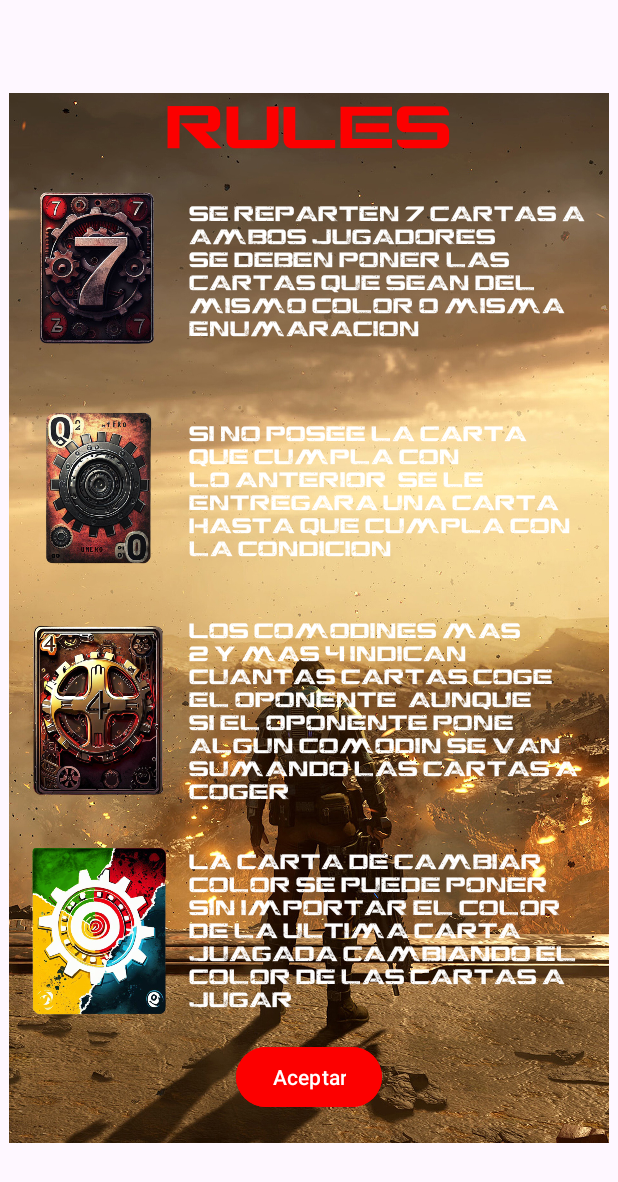
After one commit to 3lPr1mo/UNO-Card-Game, an Android app: the layout popup_rules.xml on its own in the app's theme, with its tools: preview values and no code run, on a phone screen of 412 x 824 dp. The commit adds this screen. Shown: the top 1182 px of the screen. Run offline under Robolectric (Android 15) with nearby library versions, the phone set to English and light mode, and no system bars.

Commit message:
PopUp Rules complete

```diff
--- a/app/src/main/java/com/example/uno_card_game/GameActivity.kt
+++ b/app/src/main/java/com/example/uno_card_game/GameActivity.kt
@@ -1,10 +1,12 @@
 package com.example.uno_card_game
 
+import android.app.Dialog
 import androidx.appcompat.app.AppCompatActivity
 import android.os.Bundle
 import android.util.Log
 import android.view.View
 import android.view.ViewGroup
+import android.widget.Button
 import android.widget.ImageButton
 import android.widget.LinearLayout
 import androidx.appcompat.app.AlertDialog
@@ -53,6 +55,7 @@ class GameActivity : AppCompatActivity() {
         val sendUid = FirebaseAuth.getInstance().currentUser?.uid
         supportActionBar?.hide()
         setContentView(binding.root)
+
 
         //Variables declaration
         userCards = mutableMapOf()
--- a/app/src/main/java/com/example/uno_card_game/UserActivity.kt
+++ b/app/src/main/java/com/example/uno_card_game/UserActivity.kt
@@ -1,10 +1,12 @@
 package com.example.uno_card_game
 
+import android.app.Dialog
 import android.content.Intent
 import androidx.appcompat.app.AppCompatActivity
 import android.os.Bundle
 import android.view.Menu
 import android.view.MenuItem
+import android.widget.Button
 import androidx.recyclerview.widget.LinearLayoutManager
 import androidx.recyclerview.widget.RecyclerView
 import com.google.firebase.auth.FirebaseAuth
@@ -20,6 +22,10 @@ class UserActivity : AppCompatActivity() {
     private lateinit var userList: ArrayList<User>
     private lateinit var adapter: UserAdapter
 
+    //PopUp
+    private lateinit var popUp: Dialog
+    private lateinit var exitPopUp: Button
+
     // Firebase
     private lateinit var fAuth: FirebaseAuth
     private lateinit var Dbref: DatabaseReference
@@ -27,6 +33,16 @@ class UserActivity : AppCompatActivity() {
     override fun onCreate(savedInstanceState: Bundle?) {
         super.onCreate(savedInstanceState)
         setContentView(R.layout.activity_user)
+
+        //PopUp
+        popUp = Dialog(this)
+        popUp.setContentView(R.layout.popup_rules)
+        exitPopUp = popUp.findViewById(R.id.Accpet_btn)
+        popUp.show()
+
+        exitPopUp.setOnClickListener {
+            popUp.dismiss()
+        }
 
         fAuth = FirebaseAuth.getInstance()
         Dbref = FirebaseDatabase.getInstance().reference
--- /dev/null
+++ b/app/src/main/res/layout/popup_rules.xml
@@ -0,0 +1,129 @@
+<?xml version="1.0" encoding="utf-8"?>
+<androidx.constraintlayout.widget.ConstraintLayout xmlns:android="http://schemas.android.com/apk/res/android"
+    android:layout_width="400dp"
+    android:layout_height="700dp"
+    xmlns:app="http://schemas.android.com/apk/res-auto"
+    android:layout_gravity="center"
+    android:background="@drawable/popup_rules">
+
+    <LinearLayout
+        android:id="@+id/popup_linearLayout"
+        android:layout_width="match_parent"
+        android:layout_height="match_parent"
+        android:orientation="vertical">
+
+        <TextView
+            android:layout_width="match_parent"
+            android:layout_height="wrap_content"
+            android:fontFamily="@font/cgf_locust_resistance"
+            android:textColor="@color/light_red"
+            android:gravity="center"
+            android:textSize="40sp"
+            android:text="RULES"/>
+
+        <LinearLayout
+            android:layout_weight="0.5"
+            android:layout_width="match_parent"
+            android:layout_height="wrap_content"
+            android:orientation="horizontal">
+
+            <ImageView
+                android:layout_weight="0.3"
+                android:layout_width="0dp"
+                android:layout_height="wrap_content"
+                android:src="@drawable/card7"
+                />
+            <TextView
+                android:layout_gravity="center"
+                android:layout_weight="0.7"
+                android:layout_width="0dp"
+                android:layout_height="wrap_content"
+                android:fontFamily="@font/cgf_locust_resistance"
+                android:textColor="@color/white"
+                android:text="@string/put_card_rule"
+                android:paddingEnd="10dp"/>
+
+        </LinearLayout>
+
+        <LinearLayout
+            android:layout_weight="0.5"
+            android:layout_width="match_parent"
+            android:layout_height="wrap_content">
+
+            <ImageView
+                android:layout_weight="0.3"
+                android:layout_width="0dp"
+                android:layout_height="wrap_content"
+                android:src="@drawable/card0"/>
+
+            <TextView
+                android:layout_gravity="center"
+                android:layout_weight="0.7"
+                android:layout_width="0dp"
+                android:layout_height="wrap_content"
+                android:textColor="@color/white"
+                android:fontFamily="@font/cgf_locust_resistance"
+                android:text="@string/condition_rule"
+                android:paddingEnd="10dp"/>
+
+        </LinearLayout>
+
+        <LinearLayout
+            android:layout_weight="0.5"
+            android:layout_width="match_parent"
+            android:layout_height="wrap_content">
+
+            <ImageView
+                android:layout_weight="0.3"
+                android:layout_width="0dp"
+                android:layout_height="wrap_content"
+                android:src="@drawable/card_plus4"/>
+
+            <TextView
+                android:layout_gravity="center"
+                android:layout_weight="0.7"
+                android:layout_width="0dp"
+                android:layout_height="wrap_content"
+                android:textColor="@color/white"
+                android:fontFamily="@font/cgf_locust_resistance"
+                android:text="@string/wild_card_rule"
+                android:paddingEnd="10dp"/>
+
+        </LinearLayout>
+
+        <LinearLayout
+            android:layout_weight="0.5"
+            android:layout_width="match_parent"
+            android:layout_height="wrap_content">
+
+            <ImageView
+                android:layout_weight="0.3"
+                android:layout_width="0dp"
+                android:layout_height="wrap_content"
+                android:src="@drawable/card_changecolor"/>
+
+            <TextView
+                android:layout_gravity="center"
+                android:layout_weight="0.7"
+                android:layout_width="0dp"
+                android:layout_height="wrap_content"
+                android:textColor="@color/white"
+                android:fontFamily="@font/cgf_locust_resistance"
+                android:text="@string/change_color_rule"
+                android:paddingEnd="10dp"/>
+
+        </LinearLayout>
+
+        <Button
+            android:id="@+id/Accpet_btn"
+            android:layout_gravity="center"
+            android:layout_width="wrap_content"
+            android:layout_height="wrap_content"
+            android:textColor="@color/white"
+            android:text="Aceptar"
+            android:backgroundTint="@color/light_red"
+            android:layout_marginBottom="20dp"/>
+
+    </LinearLayout>
+
+</androidx.constraintlayout.widget.ConstraintLayout>
--- a/app/src/main/res/values/colors.xml
+++ b/app/src/main/res/values/colors.xml
@@ -7,4 +7,5 @@
     <color name="dark_red">#7C0000</color>
     <color name="dark_blue">#0087AB</color>
     <color name="user">#A0AA7C</color>
+    <color name="light_red">#FC0000</color>
 </resources>
--- a/app/src/main/res/values/strings.xml
+++ b/app/src/main/res/values/strings.xml
@@ -1,3 +1,7 @@
 <resources>
     <string name="app_name">UNO-Card-Game</string>
+    <string name="change_color_rule">La carta de cambiar color se puede poner sin importar el color de la ultima carta juagada cambiando el color de las cartas a jugar</string>
+    <string name="wild_card_rule">Los comodines mas 2 y mas 4 indican cuantas cartas coge el oponente, aunque si el oponente pone algun comodin se van sumando las cartas a coger</string>
+    <string name="condition_rule">Si no posee la carta que cumpla con lo anterior, se le entregara una carta hasta que cumpla con la condicion</string>
+    <string name="put_card_rule">Se reparten 7 cartas a ambos jugadores.\nSe deben poner las cartas que sean del mismo color o misma enumaracion</string>
 </resources>
```
Also changed, not shown: app/src/main/res/drawable/card0.png (added), app/src/main/res/drawable/card7.png (added), app/src/main/res/drawable/card_changecolor.png (added), app/src/main/res/drawable/card_plus4.png (added), app/src/main/res/drawable/popup_rules.jpg (added).
